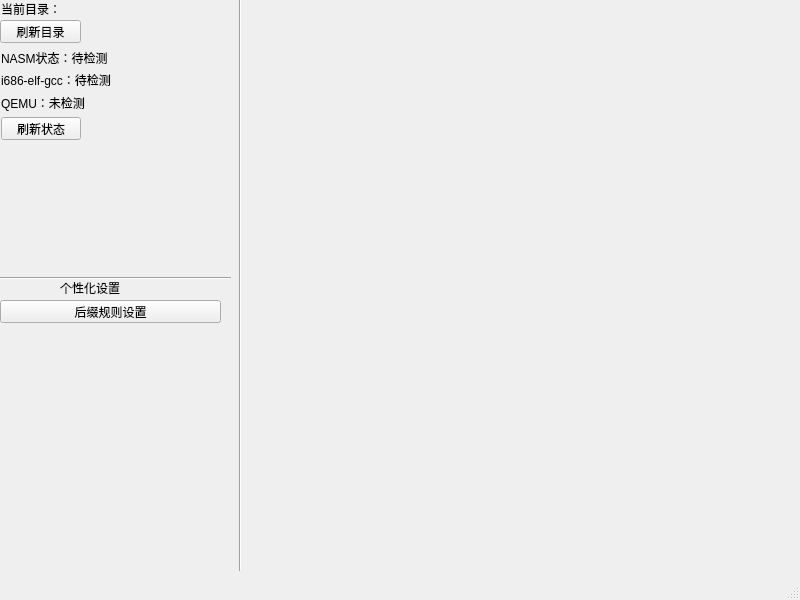
FMsR-sys/HAILEKETER_OS, file builder/mainwindow.ui: the form before one commit.
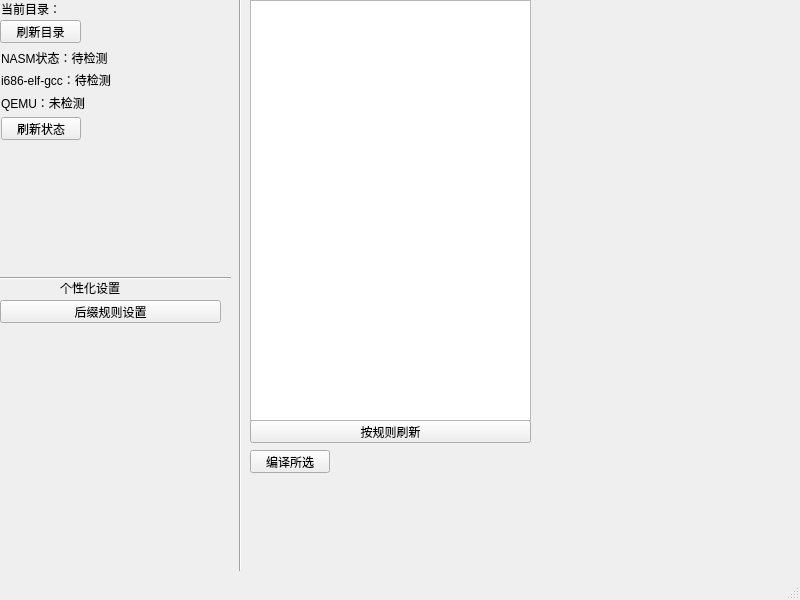
The form after the commit.

Commit message: 构建工具更新

Diff of the .ui file:
```diff
--- a/builder/mainwindow.ui
+++ b/builder/mainwindow.ui
@@ -156,6 +156,42 @@
      <string>个性化设置</string>
     </property>
    </widget>
+   <widget class="QPushButton" name="pushButton_4">
+    <property name="geometry">
+     <rect>
+      <x>250</x>
+      <y>420</y>
+      <width>281</width>
+      <height>23</height>
+     </rect>
+    </property>
+    <property name="text">
+     <string>按规则刷新</string>
+    </property>
+   </widget>
+   <widget class="QListWidget" name="abc">
+    <property name="geometry">
+     <rect>
+      <x>250</x>
+      <y>0</y>
+      <width>281</width>
+      <height>421</height>
+     </rect>
+    </property>
+   </widget>
+   <widget class="QPushButton" name="pushButton_5">
+    <property name="geometry">
+     <rect>
+      <x>250</x>
+      <y>450</y>
+      <width>80</width>
+      <height>23</height>
+     </rect>
+    </property>
+    <property name="text">
+     <string>编译所选</string>
+    </property>
+   </widget>
   </widget>
   <widget class="QMenuBar" name="menubar">
    <property name="geometry">
```
Left out of the diff: 2 changed lines with no effect on the pictures. The commit also changes 2 other files.
